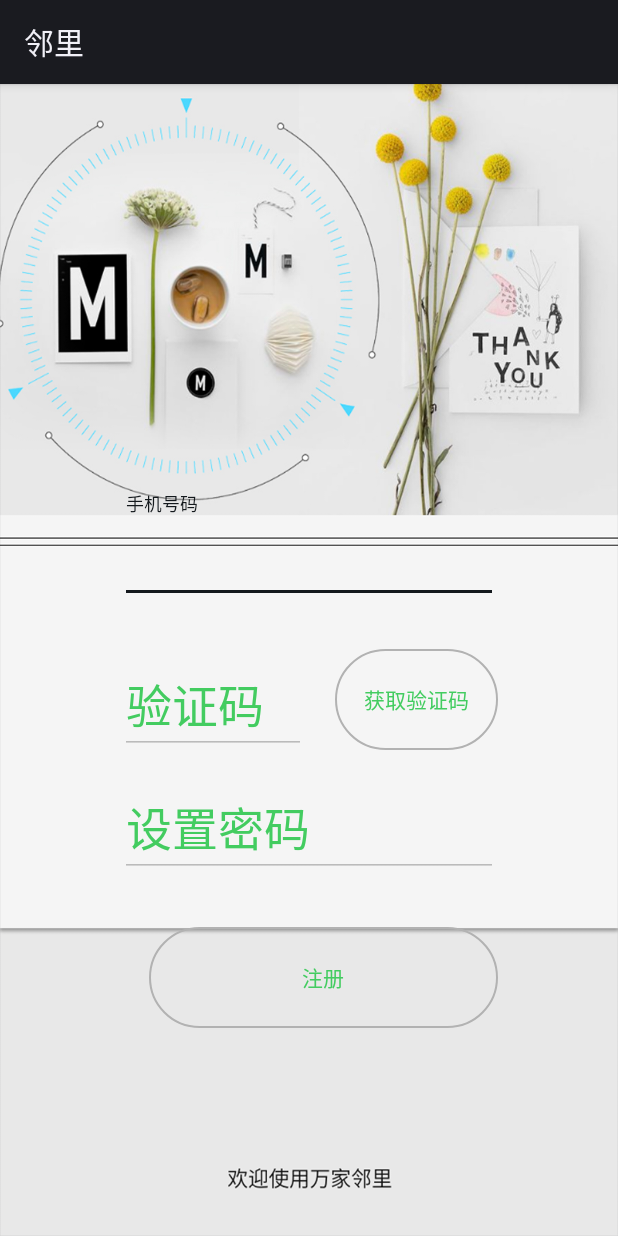
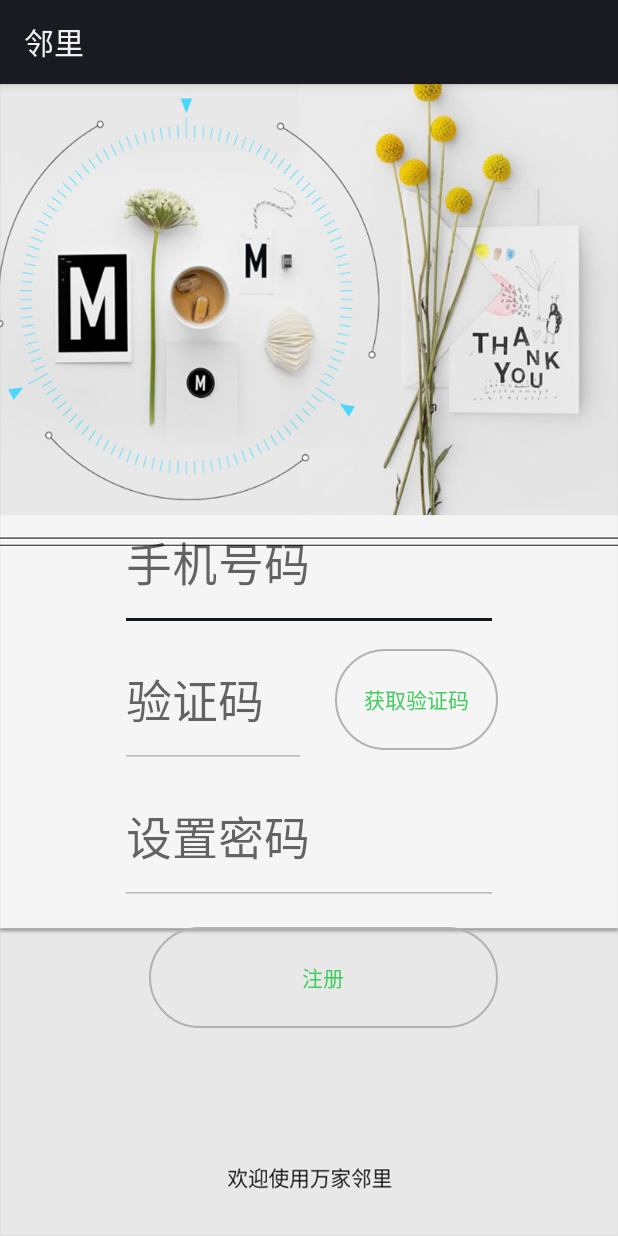
Before and after one commit to Comert007/neighborhood, an Android app: the layout activity_register.xml on its own in the app's theme, with its tools: preview values and no code run, on a phone screen of 412 x 824 dp. Run offline under Robolectric (Android 15) with nearby library versions, the phone set to English and light mode, and no system bars.

Commit message:
add the ui relative content

```diff
--- a/app/src/main/java/com/coder/neighborhood/activity/LauncherActivity.java
+++ b/app/src/main/java/com/coder/neighborhood/activity/LauncherActivity.java
@@ -3,7 +3,7 @@ package com.coder.neighborhood.activity;
 import android.os.Handler;
 
 import com.coder.neighborhood.R;
-import com.coder.neighborhood.activity.user.RegisterActivity;
+import com.coder.neighborhood.activity.user.LoginActivity;
 import com.coder.neighborhood.mvp.model.VoidModel;
 import com.coder.neighborhood.mvp.vu.VoidView;
 
@@ -23,7 +23,7 @@ public class LauncherActivity extends BaseActivity<VoidView,VoidModel>{
         new Handler().postDelayed(new Runnable() {
             @Override
             public void run() {
-                RegisterActivity.start(LauncherActivity.this);
+                LoginActivity.start(LauncherActivity.this);
                 finish();
             }
         },2000);
--- a/app/src/main/java/com/coder/neighborhood/activity/MainActivity.java
+++ b/app/src/main/java/com/coder/neighborhood/activity/MainActivity.java
@@ -94,6 +94,8 @@ public class MainActivity extends BaseActivity<VoidView, VoidModel> {
                         adapter.changeMenu(4);
                         changeMenuStatus(4);
                         break;
+                    default:
+                        break;
                 }
             }
         });
--- a/app/src/main/res/layout/activity_register.xml
+++ b/app/src/main/res/layout/activity_register.xml
@@ -16,46 +16,32 @@
         android:layout_height="wrap_content">
 
 
-        <android.support.design.widget.TextInputLayout
-            android:layout_width="match_parent"
-            android:textColorHint="@color/color_title_text"
-            android:theme="@style/CustomLineColor"
-            android:layout_height="@dimen/wwpx95">
-
         <EditText
             android:hint="手机号码"
             android:textColor="@color/color_title_text"
             android:layout_width="match_parent"
+            android:theme="@style/CustomLineColor"
             android:textSize="@dimen/wwpx32"
             android:inputType="number"
             android:maxLength="11"
-                android:layout_height="wrap_content"/>
-
-        </android.support.design.widget.TextInputLayout>
-
+            android:layout_height="@dimen/wwpx95"/>
 
         <LinearLayout android:layout_width="match_parent"
                       android:orientation="horizontal"
                       android:gravity="center_vertical"
                       android:layout_height="@dimen/wwpx95">
 
-            <android.support.design.widget.TextInputLayout
-                android:layout_width="0px"
-                android:theme="@style/CustomLineColor"
-                android:layout_weight="1"
-                android:textColorHint="@color/color_title_text"
-                android:layout_height="wrap_content">
-
             <EditText
                 android:hint="验证码"
                 android:textColor="@color/color_title_text"
-                    android:layout_width="match_parent"
+                android:layout_width="0px"
+                android:layout_weight="1"
                 android:textSize="@dimen/wwpx32"
+                android:theme="@style/CustomLineColor"
                 android:inputType="number"
                 android:maxLength="6"
                 android:layout_height="match_parent"/>
 
-            </android.support.design.widget.TextInputLayout>
 
             <Button
                 android:layout_width="wrap_content"
@@ -64,24 +50,16 @@
 
         </LinearLayout>
 
-
-        <android.support.design.widget.TextInputLayout
-            android:layout_width="match_parent"
-            android:theme="@style/CustomLineColor"
-            android:textColorHint="@color/color_title_text"
-            android:layout_height="@dimen/wwpx95">
         <EditText
             android:hint="设置密码"
             android:textColor="@color/color_title_text"
             android:layout_width="match_parent"
             android:textSize="@dimen/wwpx32"
+            android:theme="@style/CustomLineColor"
             android:singleLine="true"
             android:inputType="textPassword"
             android:maxLength="11"
-                android:layout_height="wrap_content"/>
-
-        </android.support.design.widget.TextInputLayout>
-
+            android:layout_height="@dimen/wwpx95"/>
 
         <Button
             android:layout_marginTop="@dimen/wwpx15"
--- a/app/src/main/res/values/strings.xml
+++ b/app/src/main/res/values/strings.xml
@@ -3,4 +3,7 @@
     <string name="dialog_loding">加载中</string>
     <string name="gain_text_code">获取验证码</string>
     <string name="str_register">注册</string>
+    <string name="str_user_register">用户注册</string>
+    <string name="str_user_enter">进入社区</string>
+    <string name="str_forget_pass">忘记密码</string>
 </resources>
```
Also changed, not shown: app/src/main/java/com/coder/neighborhood/activity/user/LoginActivity.java (+33 -1 lines), app/src/main/res/layout/activity_login.xml (+56 -2 lines), app/src/main/res/values/styles.xml (+7 -1 lines). Lines whose indentation alone changed are shown as unchanged.
